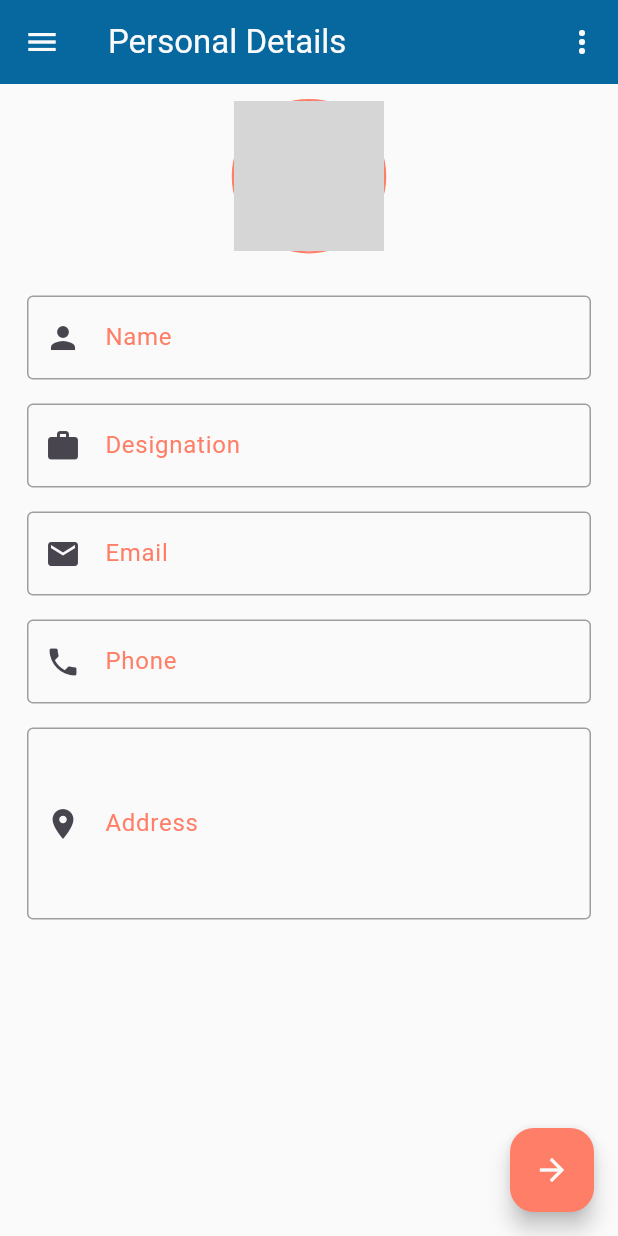
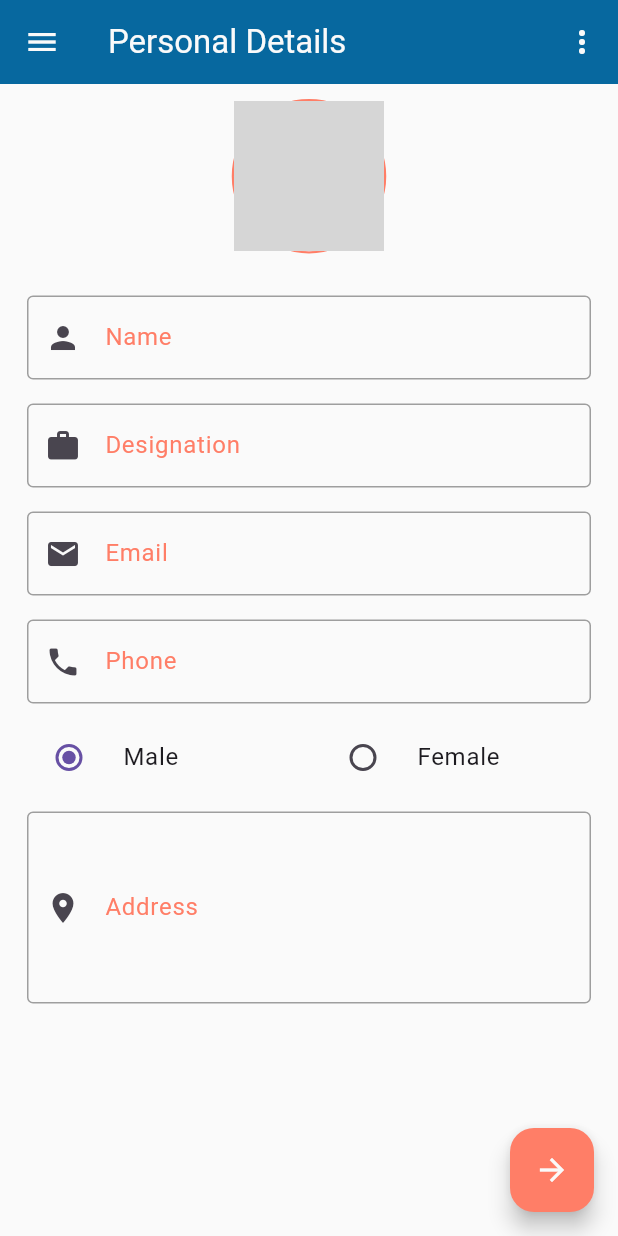
Before and after one commit to theAkHilsarkar18/resume_builder_11am, a Flutter app: the screen it shows after launch, on a phone screen of 412 x 824 dp. Run offline on Flutter 3.47's test engine with Material 3 defaults, Android fonts, the phone set to English and light mode, and no system bars; our stand-ins replace image_picker; network calls fail; grey boxes are pictures that could not be loaded.

Commit message:
21-08-2024

```diff
--- a/lib/screens/home/components/text_box.dart
+++ b/lib/screens/home/components/text_box.dart
@@ -12,7 +12,10 @@ Widget textBox({
 }) {
   return Padding(
     padding: const EdgeInsets.all(8.0),
-    child: TextField(
+    child: TextFormField(
+      validator: (value) {
+        return value!.isEmpty?'This detail is mandatory !':null;
+      },
       maxLines: (isAddress)?4:1,
       keyboardType: (isPhone)?TextInputType.phone:TextInputType.text,
       controller: txtController,
@@ -33,6 +36,12 @@ Widget textBox({
             width: 2,
           ),
         ),
+        errorBorder: OutlineInputBorder(
+          borderSide: BorderSide(
+            color: Colors.red.shade700,
+            width: 1,
+          ),
+        ),
       ),
     ),
   );
--- a/lib/screens/home/home_page.dart
+++ b/lib/screens/home/home_page.dart
@@ -1,4 +1,7 @@
+import 'dart:io';
+
 import 'package:flutter/material.dart';
+import 'package:image_picker/image_picker.dart';
 import 'package:resume_builder/model/user_model.dart';
 import 'package:resume_builder/utils/colors.dart';
 import 'package:resume_builder/utils/globals.dart';
@@ -13,6 +16,10 @@ class HomePage extends StatefulWidget {
 }
 
 class _HomePageState extends State<HomePage> {
+
+  // key : to control one widget from another widget
+  GlobalKey<FormState> formKey = GlobalKey<FormState>();
+
   @override
   Widget build(BuildContext context) {
     return Scaffold(
@@ -40,9 +47,21 @@ class _HomePageState extends State<HomePage> {
       body: Padding(
         padding: const EdgeInsets.all(10.0),
         child: SingleChildScrollView(
+          child: Form(
+            key: formKey,
             child: Column(
               children: [
-              Container(
+                GestureDetector(
+                  onTap: () async {
+                    // developer - numbers - text
+                    // number --> Uint8List
+                    // asset,network,Fileimage(file)
+                    XFile? img = await imagePicker.pickImage(source: ImageSource.gallery);
+                    setState(() {
+                      fileImage = File(img!.path);
+                    });
+                  },
+                  child: Container(
                     decoration: BoxDecoration(
                       shape: BoxShape.circle,
                       border: Border.all(
@@ -50,10 +69,12 @@ class _HomePageState extends State<HomePage> {
                         width: 1.5,
                       ),
                     ),
-                  child: const CircleAvatar(
+                    child: CircleAvatar(
                       radius: 50,
-                    backgroundImage: NetworkImage(defaultProfileImageUrl),
-                  )),
+                      backgroundImage: fileImage!=null?FileImage(fileImage!):const NetworkImage(defaultProfileImageUrl),
+                    ),
+                  ),
+                ),
                 const SizedBox(
                   height: 20,
                 ),
@@ -67,15 +88,14 @@ class _HomePageState extends State<HomePage> {
                 textBox(
                   isPhone: false,
                   isAddress: false,
-
                   label: 'Designation',
                   hint: 'Flutter Developer',
                   prefix: Icons.work,
-                  txtController: txtDesignation,),
+                  txtController: txtDesignation,
+                ),
                 textBox(
                     isPhone: false,
                     isAddress: false,
-
                     label: 'Email',
                     hint: 'yourmail@gmail.com',
                     prefix: Icons.email,
@@ -83,11 +103,46 @@ class _HomePageState extends State<HomePage> {
                 textBox(
                     isPhone: true,
                     isAddress: false,
-
                     label: 'Phone',
                     hint: '9825486060',
                     prefix: Icons.phone,
                     txtController: txtPhone),
+                Row(
+                  children: [
+                    Expanded(
+                      child: RadioListTile(
+                        value: 'Male',
+                        groupValue: gender,
+                        onChanged: (value) {
+                          setState(() {
+                            gender = value!;
+                          });
+                        },
+                        title: const Text('Male'),
+                      ),
+                    ),
+                    Expanded(
+                      child: RadioListTile(
+                        value: 'Female',
+                        groupValue: gender,
+                        onChanged: (value) {
+                          setState(() {
+                            gender = value!;
+                          });
+                        },
+                        title: const Text('Female'),
+                      ),
+                    ),
+                    // Expanded(
+                    //   child: RadioListTile(
+                    //     value: 'others',
+                    //     groupValue: gender,
+                    //     onChanged: (value) {},
+                    //     title: const Text('Others'),
+                    //   ),
+                    // ),
+                  ],
+                ),
                 textBox(
                     isPhone: false,
                     isAddress: true,
@@ -99,6 +154,7 @@ class _HomePageState extends State<HomePage> {
             ),
           ),
         ),
+      ),
       floatingActionButton: FloatingActionButton(
         backgroundColor: orange,
         child: Icon(
@@ -106,9 +162,14 @@ class _HomePageState extends State<HomePage> {
           color: offWhite,
         ),
         onPressed: () {
+          if(formKey.currentState!.validate())
+            {
               Navigator.of(context).pushNamed('/edu');
+            }
         },
       ),
     );
   }
 }
+
+// yaml-> dependency -> bellow cupertino icons
--- a/lib/utils/globals.dart
+++ b/lib/utils/globals.dart
@@ -1,4 +1,7 @@
+import 'dart:io';
+
 import 'package:flutter/cupertino.dart';
+import 'package:image_picker/image_picker.dart';
 
 import '../model/user_model.dart';
 
@@ -11,3 +14,11 @@ TextEditingController txtAddress = TextEditingController();
 TextEditingController txtDesignation = TextEditingController();
 
 const String defaultProfileImageUrl = "https://cdn.pixabay.com/photo/2015/10/05/22/37/blank-profile-picture-973460_960_720.png";
+
+
+String gender = "Male";
+
+// package --> class object
+// 1. create a object and declare variable for File.
+ImagePicker imagePicker = ImagePicker();
+File? fileImage;
--- a/pubspec.yaml
+++ b/pubspec.yaml
@@ -35,7 +35,7 @@ dependencies:
   # The following adds the Cupertino Icons font to your application.
   # Use with the CupertinoIcons class for iOS style icons.
   cupertino_icons: ^1.0.8
-  get: ^4.6.6
+  image_picker: ^1.1.2
 
 dev_dependencies:
   flutter_test:
```
Also changed, not shown: lib/utils/routes.dart (+21 -0 lines), pubspec.lock, 5 other files. Lines whose indentation alone changed are shown as unchanged.
